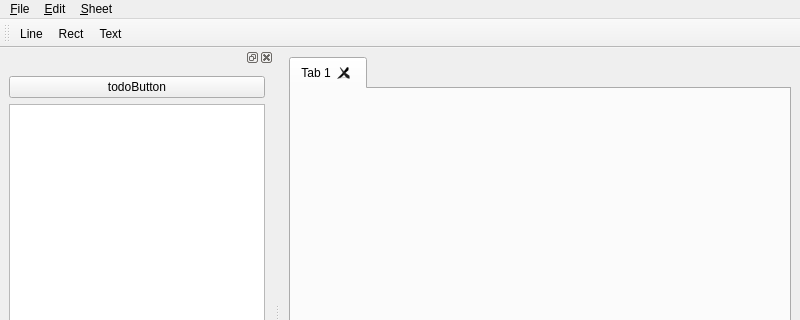
Above: src/ui/mainwindow.ui from schim-app/schim before the change; both pictures show x 0 to 800 and y 0 to 320 of the 800 by 600 pixel window. Below: the same form after it.
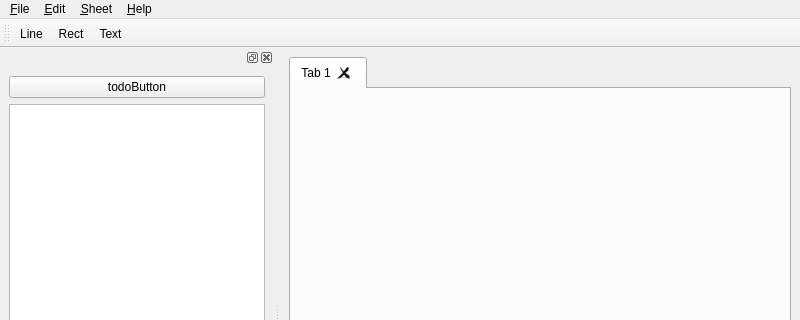
That is the form after the change. Icons and pictures are not drawn. Custom widgets are drawn as their Qt base class.

Commit message: Add basic QtHelp support in the app

Diff of the .ui file:
```diff
--- a/src/ui/mainwindow.ui
+++ b/src/ui/mainwindow.ui
@@ -100,9 +100,16 @@
     <addaction name="actionUndoInSheet"/>
     <addaction name="actionRedoInSheet"/>
    </widget>
+   <widget class="QMenu" name="menuHelp">
+    <property name="title">
+     <string>&amp;Help</string>
+    </property>
+    <addaction name="actionHelp"/>
+   </widget>
    <addaction name="menuFile"/>
    <addaction name="menuEdit"/>
    <addaction name="menuSheet"/>
+   <addaction name="menuHelp"/>
   </widget>
   <widget class="QStatusBar" name="statusbar"/>
   <widget class="QToolBar" name="toolBar">
```
Left out of the diff: 8 changed lines with no effect on the pictures. The commit also changes 6 other files.
